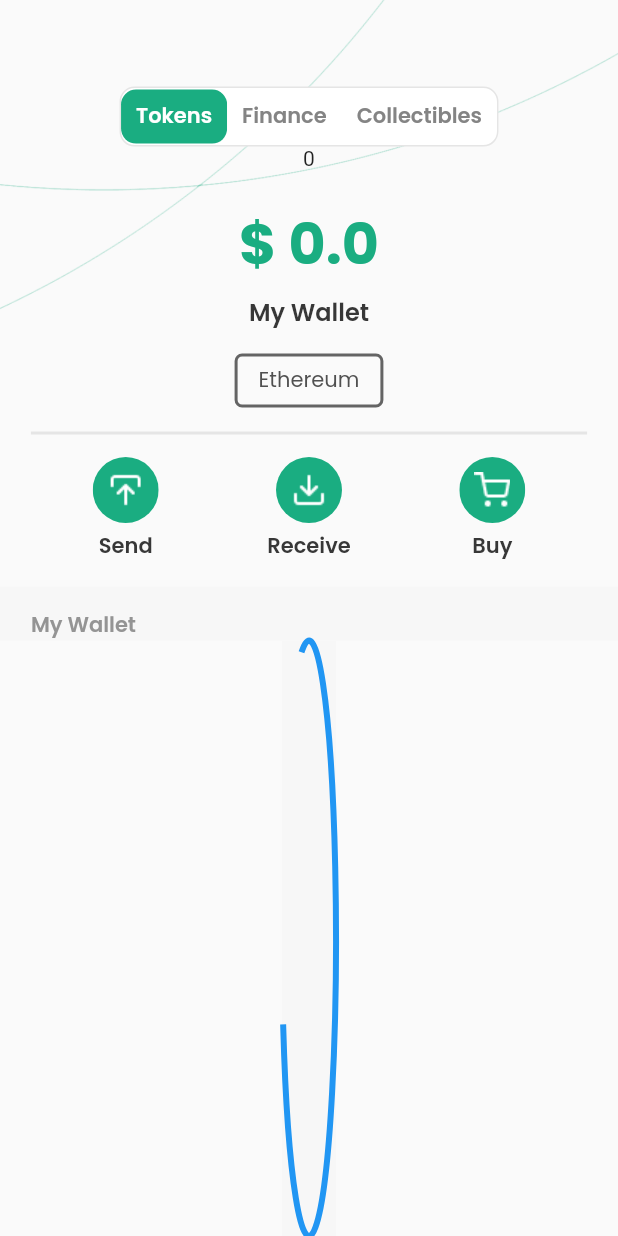
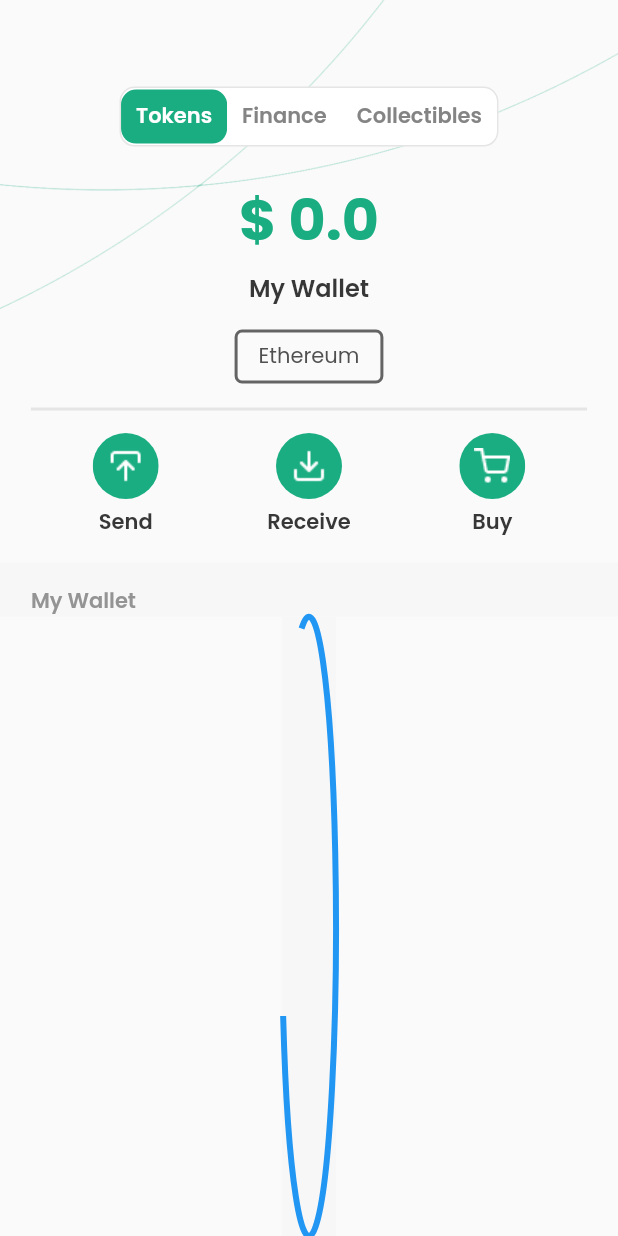
Before and after one commit to PrincePRS/canawallet, a Flutter app: the WalletScreen screen opened directly, on a phone screen of 412 x 824 dp. Run offline on Flutter 3.47's test engine with Material 2 defaults, Android fonts, the phone set to English and light mode, and no system bars; our stand-ins replace cached_network_image, carousel_slider, decimal, fl_chart, font_awesome_flutter, get and 9 more; missing offline and left inert: bip32, bip39, clipboard, coingecko_dart, flutter_card_swipper, qr_code_scanner and 2 more; accounts and stored records are empty; project files that could hold a hidden picture were left out.

Commit message:
code clean dashboard

```diff
--- a/lib/constants/strings.dart
+++ b/lib/constants/strings.dart
@@ -8,7 +8,6 @@ class Strings{
   static const String suffixChange = 'change-';
   static const String walletConnectServer = 'https://awesome-ramanujan-aec3f9.netlify.app/';
   static const String helpUrl = 'https://www.kingswap.io/about';
-  // static const String walletConnectServer = 'http://192.168.1.14:3000/';
   static const List<int> chainIds = [1, 56, 100];
   static const List<String> RPC_URL = [
     'https://mainnet.infura.io/v3/b623e2a5b3354e57b82abc22acd8db0f',
--- a/lib/screens/wallet/wallet_screen.dart
+++ b/lib/screens/wallet/wallet_screen.dart
@@ -1,4 +1,3 @@
-import 'package:cancoin_wallet/provider/token_provider.dart';
 import 'package:cancoin_wallet/screens/wallet/wallet_collect.dart';
 import 'package:cancoin_wallet/screens/wallet/wallet_finance.dart';
 import 'package:cancoin_wallet/screens/wallet/wallet_tokens.dart';
@@ -7,7 +6,6 @@ import 'package:flutter/material.dart';
 import 'package:get/get.dart';
 import 'package:cancoin_wallet/constants/strings.dart';
 import 'package:cancoin_wallet/global.dart';
-import 'package:provider/provider.dart';
 
 class WalletScreen extends StatefulWidget {
   const WalletScreen({Key? key}) : super(key: key);
@@ -71,7 +69,6 @@ class _WalletScreenState extends State<WalletScreen> {
                   ),
                 ],
               ),
-              Text(context.watch<TokenProvider>().counter.toString()),
               SizedBox(height: 20),
               btnState == 0 ? WalletToken() : ( btnState == 1 ? WalletFinance() : WalletCollect())
             ],
```
